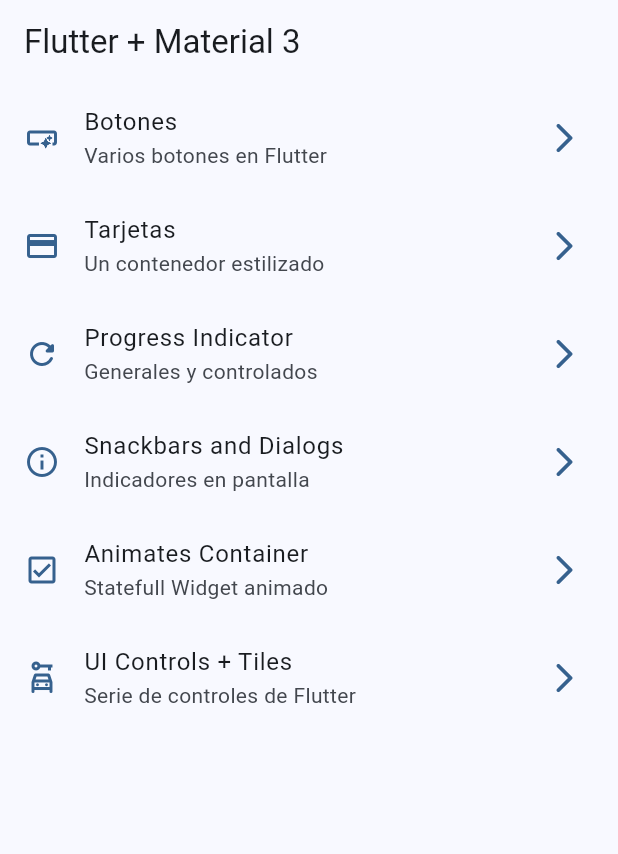
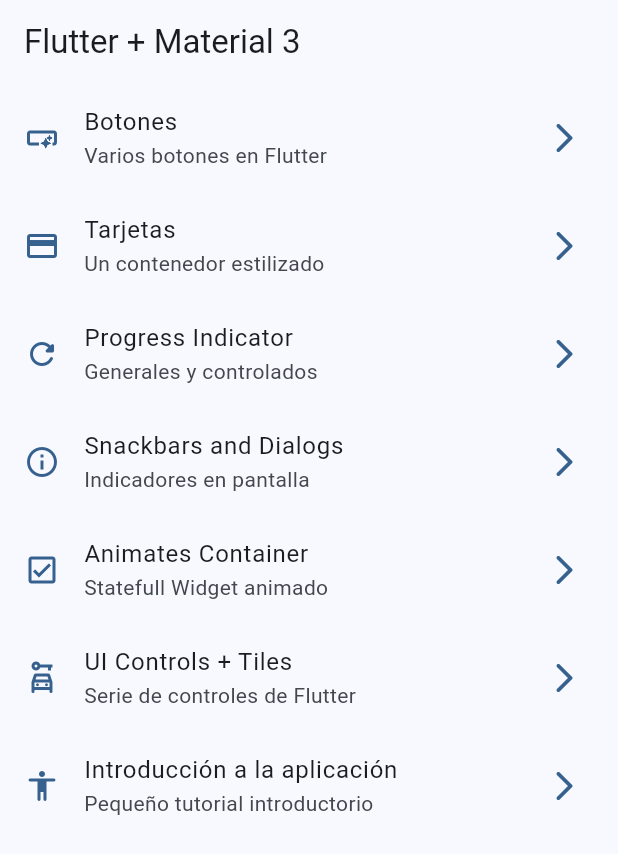
Before and after one commit to AlonsoAM/Widgets-app-flutter, a Flutter app: the screen it shows after launch, on a phone screen of 412 x 824 dp. Shown: the top 854 px of the screen. Run offline on Flutter 3.47's test engine with Material 2 defaults, Android fonts, the phone set to English and light mode, and no system bars; our stand-ins replace go_router.

```diff
--- a/lib/config/menu/menu_items.dart
+++ b/lib/config/menu/menu_items.dart
@@ -44,4 +44,9 @@ const appMenuItems = <MenuItem>[
       subTitle: 'Serie de controles de Flutter',
       link: '/ui-controls',
       icon: Icons.car_rental_outlined),
+  MenuItem(
+      title: 'Introducción a la aplicación',
+      subTitle: 'Pequeño tutorial introductorio',
+      link: '/tutorial',
+      icon: Icons.accessibility_rounded),
 ];
--- a/lib/config/router/app_router.dart
+++ b/lib/config/router/app_router.dart
@@ -33,5 +33,9 @@ final appRouter = GoRouter(
       path: '/ui-controls',
       builder: (context, state) => const UiControlsScreen(),
     ),
+    GoRoute(
+      path: '/tutorial',
+      builder: (context, state) => const AppTutorialScreen(),
+    ),
   ],
 );
--- a/pubspec.yaml
+++ b/pubspec.yaml
@@ -18,3 +18,6 @@ dev_dependencies:
 
 flutter:
   uses-material-design: true
+
+assets:
+  - assets/images/
```
Also changed, not shown: assets/images/1.png (added), assets/images/2.png (added), assets/images/3.png (added), assets/images/jar-loading.gif (added).
